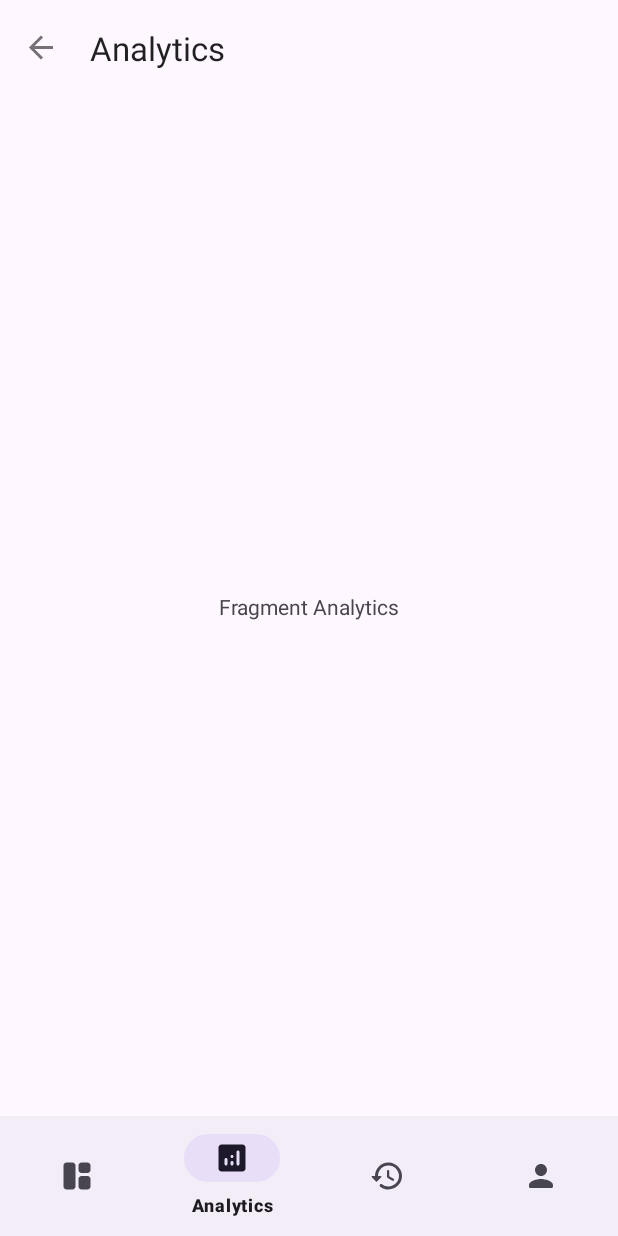
After one commit to crisacm/credit-card-movements-log, an Android app: the AnalyticsFragment screen opened through its navigation route, on a phone screen of 412 x 824 dp. The commit adds this screen. Run offline under Robolectric (Android 15) with nearby library versions, the phone set to English and light mode, and no system bars; our stand-ins replace Dagger/Hilt's generated code, navigation-ui.

Commit message:
Progress - defined main flow creating fragments (Dash, Analytics, History and User)

```diff
--- a/app/build.gradle.kts
+++ b/app/build.gradle.kts
@@ -26,6 +26,9 @@ android {
             isMinifyEnabled = false
             proguardFiles(getDefaultProguardFile("proguard-android-optimize.txt"), "proguard-rules.pro")
         }
+    }
+    buildFeatures {
+        viewBinding = true
     }
     compileOptions {
         sourceCompatibility = JavaVersion.VERSION_17
--- a/app/src/main/AndroidManifest.xml
+++ b/app/src/main/AndroidManifest.xml
@@ -10,6 +10,7 @@
         android:label="@string/app_name"
         android:roundIcon="@mipmap/ic_launcher_round"
         android:supportsRtl="true"
+        android:name=".App"
         android:theme="@style/Theme.CreditCardMovementsLog"
         tools:targetApi="31">
         <activity
--- a/app/src/main/java/com/github/crisacm/ccml/ui/navHost/NavHostActivity.kt
+++ b/app/src/main/java/com/github/crisacm/ccml/ui/navHost/NavHostActivity.kt
@@ -5,17 +5,57 @@ import androidx.activity.enableEdgeToEdge
 import androidx.appcompat.app.AppCompatActivity
 import androidx.core.view.ViewCompat
 import androidx.core.view.WindowInsetsCompat
+import androidx.navigation.findNavController
+import androidx.navigation.fragment.NavHostFragment
+import androidx.navigation.ui.AppBarConfiguration
+import androidx.navigation.ui.setupActionBarWithNavController
+import androidx.navigation.ui.setupWithNavController
 import com.github.crisacm.ccml.R
+import com.github.crisacm.ccml.databinding.ActivityNavHostBinding
+import dagger.hilt.android.AndroidEntryPoint
 
+@AndroidEntryPoint
 class NavHostActivity : AppCompatActivity() {
+
+    private lateinit var binding: ActivityNavHostBinding
+
     override fun onCreate(savedInstanceState: Bundle?) {
         super.onCreate(savedInstanceState)
         enableEdgeToEdge()
-        setContentView(R.layout.activity_nav_host)
+
+        binding = ActivityNavHostBinding.inflate(layoutInflater)
+        setContentView(binding.root)
+
         ViewCompat.setOnApplyWindowInsetsListener(findViewById(R.id.main)) { v, insets ->
             val systemBars = insets.getInsets(WindowInsetsCompat.Type.systemBars())
             v.setPadding(systemBars.left, systemBars.top, systemBars.right, systemBars.bottom)
             insets
         }
+
+        setToolbar()
+        initNavigation()
+    }
+
+    private fun setToolbar() {
+        setSupportActionBar(binding.toolbar)
+    }
+
+    private fun initNavigation() {
+        val navHostFragment = supportFragmentManager.findFragmentById(R.id.nav_host_fragment) as NavHostFragment
+        val navController = navHostFragment.navController
+        val appBarConfiguration = AppBarConfiguration(navController.graph)
+
+        binding.bottomNavigation.setupWithNavController(navController)
+        setupActionBarWithNavController(navController, appBarConfiguration)
+
+        navController.addOnDestinationChangedListener { _, destionation, _ ->
+            when (destionation) {
+
+            }
+        }
+    }
+
+    override fun onSupportNavigateUp(): Boolean {
+        return findNavController(R.id.nav_host_fragment).navigateUp()
     }
 }
--- /dev/null
+++ b/app/src/main/java/com/github/crisacm/ccml/ui/navHost/screens/analytics/AnalyticsFragment.kt
@@ -0,0 +1,38 @@
+package com.github.crisacm.ccml.ui.navHost.screens.analytics
+
+import android.os.Bundle
+import androidx.fragment.app.Fragment
+import android.view.LayoutInflater
+import android.view.View
+import android.view.ViewGroup
+import com.github.crisacm.ccml.R
+import com.github.crisacm.ccml.databinding.FragmentAnalyticsBinding
+import dagger.hilt.android.AndroidEntryPoint
+
+@AndroidEntryPoint
+class AnalyticsFragment : Fragment() {
+    private var _binding: FragmentAnalyticsBinding? = null
+    private val binding get() = _binding!!
+
+    override fun onCreate(savedInstanceState: Bundle?) {
+        super.onCreate(savedInstanceState)
+        arguments?.let {
+
+        }
+    }
+
+    override fun onCreateView(inflater: LayoutInflater, container: ViewGroup?, savedInstanceState: Bundle?): View {
+        _binding = FragmentAnalyticsBinding.inflate(inflater, container, false)
+        return binding.root
+    }
+
+    companion object {
+        @JvmStatic
+        fun newInstance() =
+            AnalyticsFragment().apply {
+                arguments = Bundle().apply {
+
+                }
+            }
+    }
+}
--- /dev/null
+++ b/app/src/main/java/com/github/crisacm/ccml/ui/navHost/screens/dash/DashFragment.kt
@@ -0,0 +1,41 @@
+package com.github.crisacm.ccml.ui.navHost.screens.dash
+
+import android.os.Bundle
+import androidx.fragment.app.Fragment
+import android.view.LayoutInflater
+import android.view.View
+import android.view.ViewGroup
+import com.github.crisacm.ccml.R
+import com.github.crisacm.ccml.databinding.FragmentDashBinding
+import dagger.hilt.android.AndroidEntryPoint
+
+@AndroidEntryPoint
+class DashFragment : Fragment() {
+    private var _binding: FragmentDashBinding? = null
+    private val binding get() = _binding!!
+
+    override fun onCreate(savedInstanceState: Bundle?) {
+        super.onCreate(savedInstanceState)
+        arguments?.let {
+
+        }
+    }
+
+    override fun onCreateView(
+        inflater: LayoutInflater, container: ViewGroup?,
+        savedInstanceState: Bundle?
+    ): View {
+        _binding = FragmentDashBinding.inflate(inflater, container, false)
+        return binding.root
+    }
+
+    companion object {
+        @JvmStatic
+        fun newInstance() =
+            DashFragment().apply {
+                arguments = Bundle().apply {
+
+                }
+            }
+    }
+}
--- /dev/null
+++ b/app/src/main/res/drawable/ic_analytics_dg.xml
@@ -0,0 +1,5 @@
+<vector xmlns:android="http://schemas.android.com/apk/res/android" android:height="24dp" android:tint="#909090" android:viewportHeight="24" android:viewportWidth="24" android:width="24dp">
+
+    <path android:fillColor="@android:color/white" android:pathData="M19,3H5C3.9,3 3,3.9 3,5v14c0,1.1 0.9,2 2,2h14c1.1,0 2,-0.9 2,-2V5C21,3.9 20.1,3 19,3zM8,17L8,17c-0.55,0 -1,-0.45 -1,-1v-3c0,-0.55 0.45,-1 1,-1s1,0.45 1,1v3C9,16.55 8.55,17 8,17zM12,17L12,17c-0.55,0 -1,-0.45 -1,-1v-1c0,-0.55 0.45,-1 1,-1s1,0.45 1,1v1C13,16.55 12.55,17 12,17zM12,12c-0.55,0 -1,-0.45 -1,-1s0.45,-1 1,-1s1,0.45 1,1S12.55,12 12,12zM16,17L16,17c-0.55,0 -1,-0.45 -1,-1V8c0,-0.55 0.45,-1 1,-1s1,0.45 1,1v8C17,16.55 16.55,17 16,17z"/>
+
+</vector>
--- /dev/null
+++ b/app/src/main/res/drawable/ic_history_dg.xml
@@ -0,0 +1,5 @@
+<vector xmlns:android="http://schemas.android.com/apk/res/android" android:height="24dp" android:tint="#909090" android:viewportHeight="24" android:viewportWidth="24" android:width="24dp">
+
+    <path android:fillColor="@android:color/white" android:pathData="M13.26,3C8.17,2.86 4,6.95 4,12L2.21,12c-0.45,0 -0.67,0.54 -0.35,0.85l2.79,2.8c0.2,0.2 0.51,0.2 0.71,0l2.79,-2.8c0.31,-0.31 0.09,-0.85 -0.36,-0.85L6,12c0,-3.9 3.18,-7.05 7.1,-7 3.72,0.05 6.85,3.18 6.9,6.9 0.05,3.91 -3.1,7.1 -7,7.1 -1.61,0 -3.1,-0.55 -4.28,-1.48 -0.4,-0.31 -0.96,-0.28 -1.32,0.08 -0.42,0.42 -0.39,1.13 0.08,1.49C9,20.29 10.91,21 13,21c5.05,0 9.14,-4.17 9,-9.26 -0.13,-4.69 -4.05,-8.61 -8.74,-8.74zM12.75,8c-0.41,0 -0.75,0.34 -0.75,0.75v3.68c0,0.35 0.19,0.68 0.49,0.86l3.12,1.85c0.36,0.21 0.82,0.09 1.03,-0.26 0.21,-0.36 0.09,-0.82 -0.26,-1.03l-2.88,-1.71v-3.4c0,-0.4 -0.34,-0.74 -0.75,-0.74z"/>
+
+</vector>
--- /dev/null
+++ b/app/src/main/res/drawable/ic_person_dg.xml
@@ -0,0 +1,5 @@
+<vector xmlns:android="http://schemas.android.com/apk/res/android" android:height="24dp" android:tint="#909090" android:viewportHeight="24" android:viewportWidth="24" android:width="24dp">
+
+    <path android:fillColor="@android:color/white" android:pathData="M12,12c2.21,0 4,-1.79 4,-4s-1.79,-4 -4,-4 -4,1.79 -4,4 1.79,4 4,4zM12,14c-2.67,0 -8,1.34 -8,4v1c0,0.55 0.45,1 1,1h14c0.55,0 1,-0.45 1,-1v-1c0,-2.66 -5.33,-4 -8,-4z"/>
+
+</vector>
--- /dev/null
+++ b/app/src/main/res/drawable/ic_space_dashboard_dg.xml
@@ -0,0 +1,5 @@
+<vector xmlns:android="http://schemas.android.com/apk/res/android" android:height="24dp" android:tint="#909090" android:viewportHeight="24" android:viewportWidth="24" android:width="24dp">
+
+    <path android:fillColor="@android:color/white" android:pathData="M9,21H5c-1.1,0 -2,-0.9 -2,-2V5c0,-1.1 0.9,-2 2,-2h4c1.1,0 2,0.9 2,2v14C11,20.1 10.1,21 9,21zM15,21h4c1.1,0 2,-0.9 2,-2v-5c0,-1.1 -0.9,-2 -2,-2h-4c-1.1,0 -2,0.9 -2,2v5C13,20.1 13.9,21 15,21zM21,8V5c0,-1.1 -0.9,-2 -2,-2h-4c-1.1,0 -2,0.9 -2,2v3c0,1.1 0.9,2 2,2h4C20.1,10 21,9.1 21,8z"/>
+
+</vector>
--- a/app/src/main/res/layout/activity_nav_host.xml
+++ b/app/src/main/res/layout/activity_nav_host.xml
@@ -7,4 +7,34 @@
     android:layout_height="match_parent"
     tools:context=".ui.navHost.NavHostActivity">
 
+    <com.google.android.material.appbar.AppBarLayout
+        android:id="@+id/appBarLayout"
+        android:layout_width="match_parent"
+        android:layout_height="wrap_content"
+        app:layout_constraintTop_toTopOf="parent">
+
+        <androidx.appcompat.widget.Toolbar
+            android:id="@+id/toolbar"
+            android:layout_width="match_parent"
+            android:layout_height="wrap_content"
+            android:theme="@style/ThemeOverlay.AppCompat.Light"
+            app:popupTheme="@style/ThemeOverlay.AppCompat.Dark" />
+    </com.google.android.material.appbar.AppBarLayout>
+
+    <androidx.fragment.app.FragmentContainerView
+        android:id="@+id/nav_host_fragment"
+        android:name="androidx.navigation.fragment.NavHostFragment"
+        android:layout_width="match_parent"
+        android:layout_height="0dp"
+        app:defaultNavHost="true"
+        app:layout_constraintBottom_toTopOf="@id/bottomNavigation"
+        app:layout_constraintTop_toBottomOf="@id/appBarLayout"
+        app:navGraph="@navigation/nav_host_navigation" />
+
+    <com.google.android.material.bottomnavigation.BottomNavigationView
+        android:id="@+id/bottomNavigation"
+        android:layout_width="match_parent"
+        android:layout_height="wrap_content"
+        app:layout_constraintBottom_toBottomOf="parent"
+        app:menu="@menu/bottom_navigation_menu" />
 </androidx.constraintlayout.widget.ConstraintLayout>
--- /dev/null
+++ b/app/src/main/res/layout/fragment_analytics.xml
@@ -0,0 +1,17 @@
+<?xml version="1.0" encoding="utf-8"?>
+<androidx.constraintlayout.widget.ConstraintLayout xmlns:android="http://schemas.android.com/apk/res/android"
+    xmlns:tools="http://schemas.android.com/tools"
+    android:layout_width="match_parent"
+    android:layout_height="match_parent"
+    xmlns:app="http://schemas.android.com/apk/res-auto"
+    tools:context=".ui.navHost.screens.analytics.AnalyticsFragment">
+
+    <TextView
+        android:layout_width="wrap_content"
+        android:layout_height="wrap_content"
+        android:text="Fragment Analytics"
+        app:layout_constraintTop_toTopOf="parent"
+        app:layout_constraintBottom_toBottomOf="parent"
+        app:layout_constraintLeft_toLeftOf="parent"
+        app:layout_constraintRight_toRightOf="parent" />
+</androidx.constraintlayout.widget.ConstraintLayout>
--- /dev/null
+++ b/app/src/main/res/menu/bottom_navigation_menu.xml
@@ -0,0 +1,23 @@
+<?xml version="1.0" encoding="utf-8"?>
+<menu xmlns:android="http://schemas.android.com/apk/res/android">
+
+    <item android:id="@+id/dashFragment"
+        android:title="@string/text_dash"
+        android:icon="@drawable/ic_space_dashboard_dg"
+        android:enabled="true" />
+
+    <item android:id="@+id/analyticsFragment"
+        android:title="@string/text_analytics"
+        android:icon="@drawable/ic_analytics_dg"
+        android:enabled="true" />
+
+    <item android:id="@+id/historyFragment"
+        android:title="@string/text_history"
+        android:icon="@drawable/ic_history_dg"
+        android:enabled="true" />
+
+    <item android:id="@+id/userFragment"
+        android:title="@string/text_user"
+        android:icon="@drawable/ic_person_dg"
+        android:enabled="true" />
+</menu>
--- /dev/null
+++ b/app/src/main/res/navigation/nav_host_navigation.xml
@@ -0,0 +1,28 @@
+<?xml version="1.0" encoding="utf-8"?>
+<navigation xmlns:android="http://schemas.android.com/apk/res/android"
+    xmlns:app="http://schemas.android.com/apk/res-auto"
+    xmlns:tools="http://schemas.android.com/tools"
+    android:id="@+id/nav_host_navigation"
+    app:startDestination="@id/dashFragment">
+
+    <fragment
+        android:id="@+id/dashFragment"
+        android:name="com.github.crisacm.ccml.ui.navHost.screens.dash.DashFragment"
+        android:label="Dashboard"
+        tools:layout="@layout/fragment_dash" />
+    <fragment
+        android:id="@+id/userFragment"
+        android:name="com.github.crisacm.ccml.ui.navHost.screens.user.UserFragment"
+        android:label="User"
+        tools:layout="@layout/fragment_user" />
+    <fragment
+        android:id="@+id/analyticsFragment"
+        android:name="com.github.crisacm.ccml.ui.navHost.screens.analytics.AnalyticsFragment"
+        android:label="Analytics"
+        tools:layout="@layout/fragment_analytics" />
+    <fragment
+        android:id="@+id/historyFragment"
+        android:name="com.github.crisacm.ccml.ui.navHost.screens.history.HistoryFragment"
+        android:label="History"
+        tools:layout="@layout/fragment_history" />
+</navigation>
--- a/app/src/main/res/values/strings.xml
+++ b/app/src/main/res/values/strings.xml
@@ -1,3 +1,9 @@
 <resources>
     <string name="app_name">Credit Card Movements Log</string>
+    <!-- TODO: Remove or change this placeholder text -->
+    <string name="hello_blank_fragment">Hello blank fragment</string>
+    <string name="text_dash">Dash</string>
+    <string name="text_user">User</string>
+    <string name="text_analytics">Analytics</string>
+    <string name="text_history">History</string>
 </resources>
```
Also changed, not shown: app/src/main/java/com/github/crisacm/ccml/ui/navHost/screens/history/HistoryFragment.kt (added, +50 -0 lines), app/src/main/java/com/github/crisacm/ccml/ui/navHost/screens/user/UserFragment.kt (added, +38 -0 lines), app/src/main/res/layout/fragment_dash.xml (added, +17 -0 lines), app/src/main/res/layout/fragment_history.xml (added, +17 -0 lines), app/src/main/res/layout/fragment_user.xml (added, +17 -0 lines).
